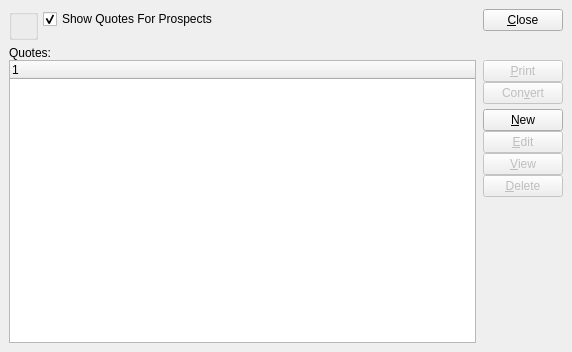
WooodHead/xtuple, file xtuple/trunk/guiclient/quotes.ui: the form before one commit.
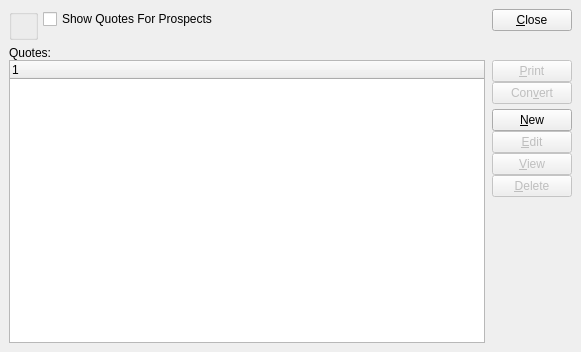
The form after the commit. Custom widgets are drawn as their Qt base class.

Commit message: fr 5769 - check box memory - second set of files

The edit to the form file:
```diff
--- a/xtuple/trunk/guiclient/quotes.ui
+++ b/xtuple/trunk/guiclient/quotes.ui
@@ -5,7 +5,7 @@
    <rect>
     <x>0</x>
     <y>0</y>
-    <width>572</width>
+    <width>581</width>
     <height>352</height>
    </rect>
   </property>
@@ -51,9 +51,6 @@
           <property name="text" >
            <string>Show Quotes For Prospects</string>
           </property>
-          <property name="checked" >
-           <bool>true</bool>
-          </property>
          </widget>
         </item>
         <item>
@@ -289,9 +286,14 @@
    </layout>
   </widget>
  </widget>
- <layoutdefault spacing="6" margin="11" />
+ <layoutdefault spacing="5" margin="5" />
  <pixmapfunction>qPixmapFromMimeSource</pixmapfunction>
  <customwidgets>
+  <customwidget>
+   <class>XCheckBox</class>
+   <extends>QCheckBox</extends>
+   <header>xcheckbox.h</header>
+  </customwidget>
   <customwidget>
    <class>WarehouseGroup</class>
    <extends>QGroupBox</extends>
```
Left out of the diff: 2 changed lines with no effect on the pictures. The commit also changes 22 other files.
